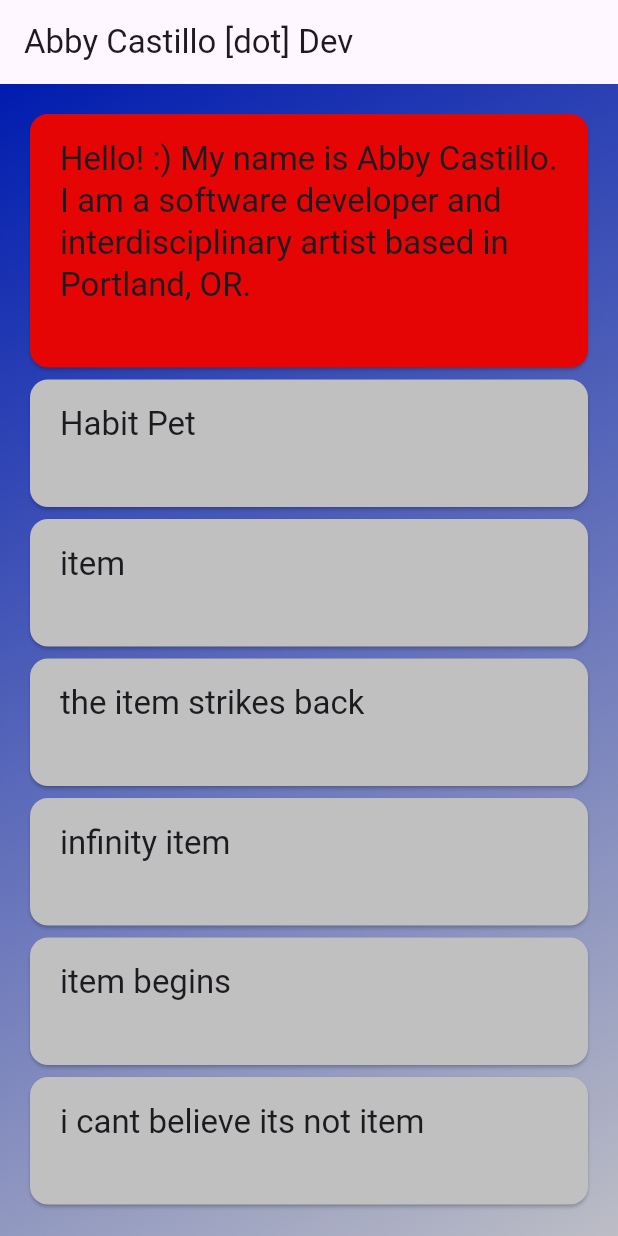
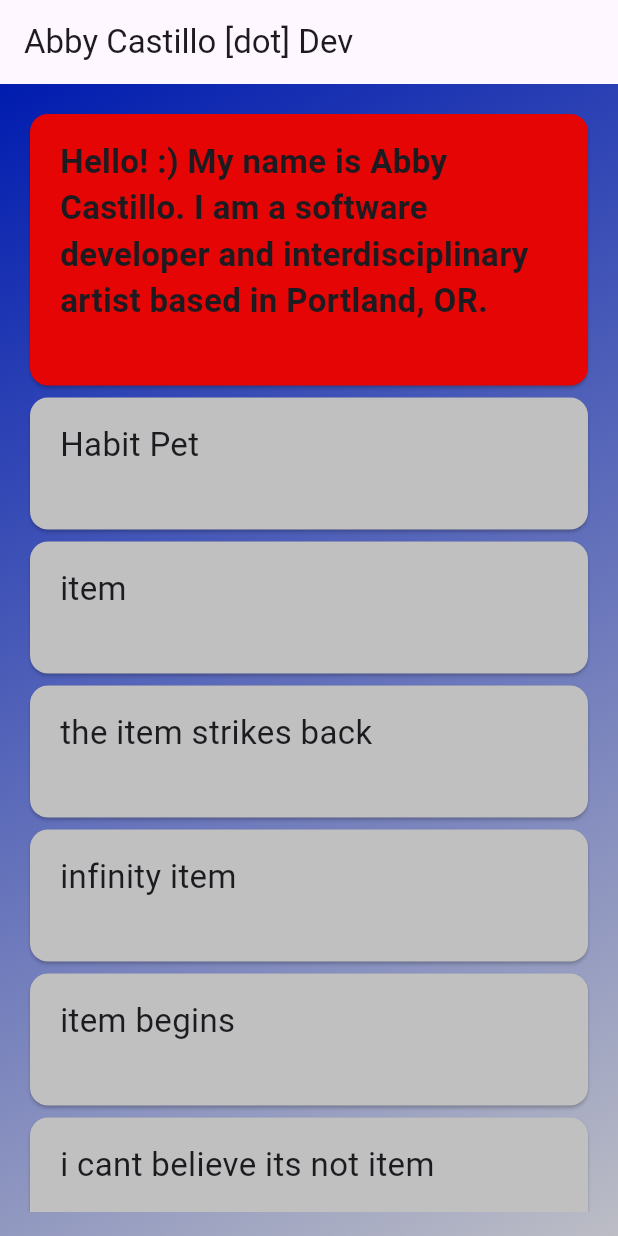
Before and after one commit to abbymachines/flutter-dev-portfolio, a Flutter app: the screen it shows after launch, on a phone screen of 412 x 824 dp. Run offline on Flutter 3.47's test engine with Material 2 defaults, Android fonts, the phone set to English and light mode, and no system bars.

Commit message:
make card text stylable. add styling to header Item card

```diff
--- a/lib/data/portfolio_items_data.dart
+++ b/lib/data/portfolio_items_data.dart
@@ -7,7 +7,8 @@ final items = [
           'Hello! :) My name is Abby Castillo. I am a software developer and interdisciplinary artist based in Portland, OR.',
       expandedText:
           'I have several websites you can look at and also I have a linkedin and such. Lorem ipso facto badabing badaboom and etcetera as you know',
-      color: const Color.fromARGB(255, 230, 5, 5)),
+      color: const Color.fromARGB(255, 230, 5, 5),
+      style: const TextStyle(fontSize: 22, fontWeight: FontWeight.bold)),
   PortfolioItem(label: 'Habit Pet', expandedText: 'who woulda thunk'),
   PortfolioItem(
       label: 'item',
--- a/lib/models/portfolio_item.dart
+++ b/lib/models/portfolio_item.dart
@@ -8,12 +8,12 @@ class PortfolioItem {
     required this.label,
     required this.expandedText,
     this.color = const Color.fromARGB(255, 192, 192, 192),
-    this.style,
+    this.style = const TextStyle(fontSize: 22, fontWeight: FontWeight.normal),
   }) : key = uuid.v4();
 
   final String label;
   final String expandedText;
   final Color? color;
-  final String? style;
+  final TextStyle? style;
   final String key;
 }
--- a/lib/widgets/items/item.dart
+++ b/lib/widgets/items/item.dart
@@ -39,7 +39,7 @@ class _ItemState extends State<Item> {
             children: [
               Text(
                 widget.item.label,
-                style: Theme.of(context).textTheme.titleLarge,
+                style: widget.item.style,
                 textAlign: TextAlign.left,
               ),
               const SizedBox(height: 4),
```
